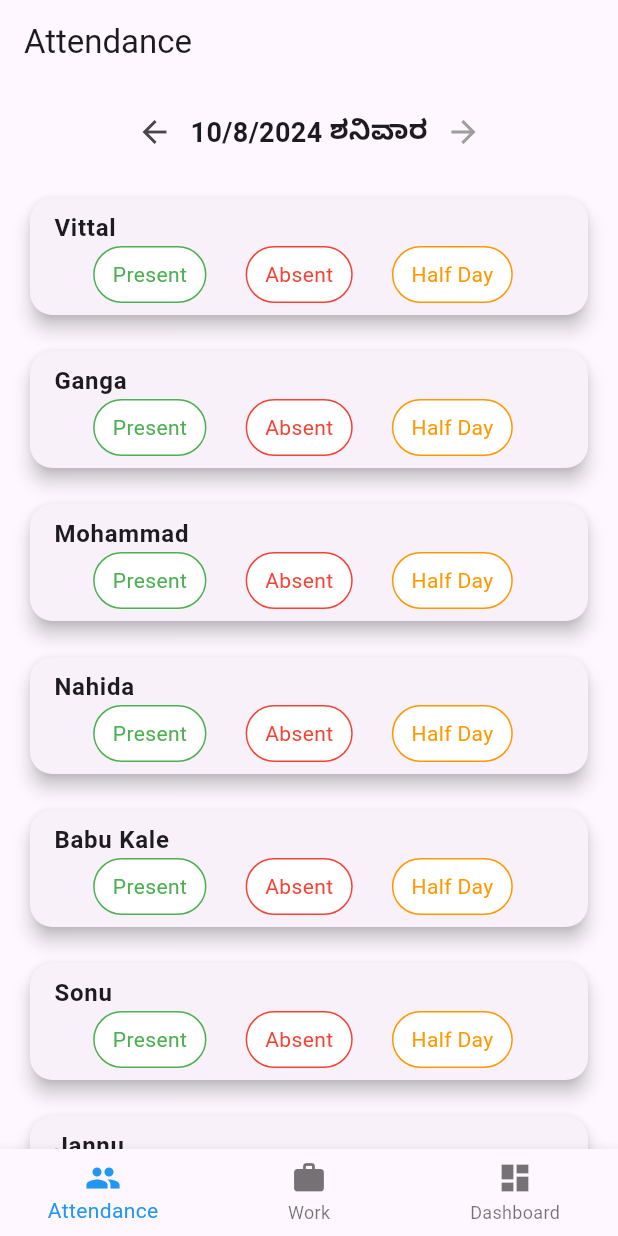
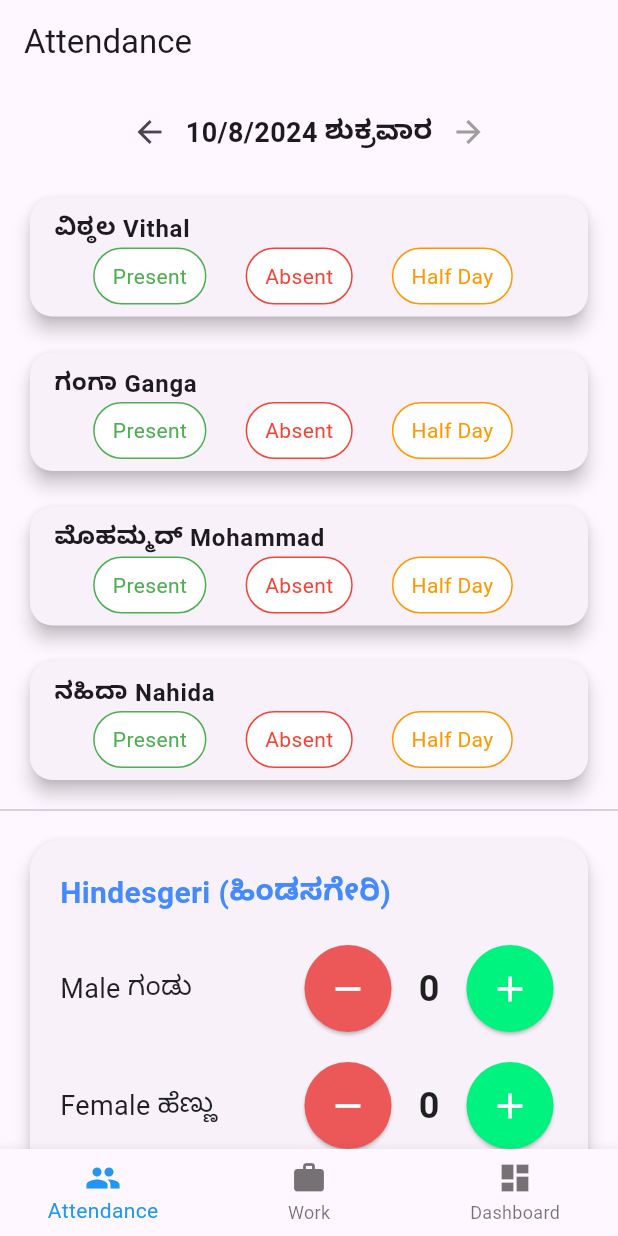
Before and after one commit to GirishIITM/lekkadapatti, a Flutter app: the screen it shows after launch, on a phone screen of 412 x 824 dp. Run offline on Flutter 3.47's test engine with Material 3 defaults, Android fonts, the phone set to English and light mode, and no system bars; our stand-ins replace shared_preferences; missing offline and left inert: gsheets.

```diff
--- /dev/null
+++ b/lib/components/attendance_group.dart
@@ -0,0 +1,95 @@
+import 'package:flutter/material.dart';
+
+class AttendanceGroup extends StatelessWidget {
+  final String name;
+  final Map<String, int> status;
+  final Function(String, int) onIncrement;
+  final Function(String, int) onDecrement;
+
+  const AttendanceGroup({
+    super.key,
+    required this.name,
+    required this.status,
+    required this.onIncrement,
+    required this.onDecrement,
+  });
+
+  @override
+  Widget build(BuildContext context) {
+    return Card(
+      elevation: 5,
+      shape: RoundedRectangleBorder(
+        borderRadius: BorderRadius.circular(20),
+      ),
+      child: Padding(
+        padding: const EdgeInsets.all(20.0),
+        child: Column(
+          crossAxisAlignment: CrossAxisAlignment.start,
+          children: [
+            Text(
+              name,
+              style: const TextStyle(
+                fontWeight: FontWeight.bold,
+                fontSize: 20,
+                color: Colors.blueAccent,
+              ),
+            ),
+            const SizedBox(height: 20),
+            _buildCounter('male', status['male'] ?? 0),
+            const SizedBox(height: 20),
+            _buildCounter('female', status['female'] ?? 0),
+          ],
+        ),
+      ),
+    );
+  }
+
+  Widget _buildCounter(String label, int count) {
+    final labelTexts = {
+      "male": "Male ಗಂಡು ",
+      "female": "Female ಹೆಣ್ಣು ",
+    };
+
+    return Row(
+      mainAxisAlignment: MainAxisAlignment.spaceBetween,
+      children: [
+        Text(
+          labelTexts[label]!,
+          style: const TextStyle(fontSize: 18, color: Colors.black87),
+        ),
+        Row(
+          children: [
+            ElevatedButton(
+              style: ElevatedButton.styleFrom(
+                shape: const CircleBorder(),
+                backgroundColor: const Color.fromARGB(255, 236, 88, 88),
+                padding: const EdgeInsets.all(15),
+              ),
+              onPressed: () => onDecrement(label.toLowerCase(), count),
+              child: const Icon(Icons.remove, size: 28, color: Colors.white),
+            ),
+            const SizedBox(width: 15),
+            Text(
+              count.toString(),
+              style: const TextStyle(
+                fontSize: 24,
+                fontWeight: FontWeight.bold,
+                color: Colors.black87,
+              ),
+            ),
+            const SizedBox(width: 15),
+            ElevatedButton(
+              style: ElevatedButton.styleFrom(
+                shape: const CircleBorder(),
+                backgroundColor: const Color.fromARGB(255, 0, 243, 126),
+                padding: const EdgeInsets.all(15),
+              ),
+              onPressed: () => onIncrement(label.toLowerCase(), count),
+              child: const Icon(Icons.add, size: 28, color: Colors.white),
+            ),
+          ],
+        ),
+      ],
+    );
+  }
+}
--- a/lib/pages/attendance.dart
+++ b/lib/pages/attendance.dart
@@ -1,6 +1,8 @@
 import 'package:flutter/material.dart';
+import 'package:lekkadapatti/components/attendance_group.dart';
 import 'package:lekkadapatti/components/attendance_options.dart';
 import 'package:lekkadapatti/utils/date_time.dart';
+import 'package:lekkadapatti/utils/gheet_sync.dart';
 import 'package:shared_preferences/shared_preferences.dart';
 import 'dart:convert';
 
@@ -23,58 +25,84 @@ final List<String> daysINKannada = [
 
 class _AttendanceScreenState extends State<AttendanceScreen> {
   final List<String> names = [
-    'Vittal',
-    'Ganga',
-    'Mohammad',
-    'Nahida',
-    'Babu Kale',
-    'Sonu',
-    'Jannu'
+    'ವಿಠ್ಠಲ Vithal',
+    'ಗಂಗಾ Ganga',
+    'ಮೊಹಮ್ಮದ್ Mohammad',
+    'ನಹಿದಾ Nahida',
   ];
 
+  final List<String> groups = ["Hindesgeri (ಹಿಂಡಸಗೇರಿ)"];
+
   Map<String, String> attendance = {};
-  Map<String, Map<String, String>> attendanceData = {};
+  Map<String, Map<String, String>> attendanceDataPerDate = {};
+  Map<String, Map<String, int>> groupDataPerDate = {};
 
   DateTime currentDate = DateTime.now();
+
+  Map<String, int> status = {
+    "male": 0,
+    "female": 0,
+  };
 
   @override
   void initState() {
     super.initState();
-    _loadAttendanceData();
+    _loadAttendanceDataPerDate();
+  }
+Future<void> _loadAttendanceDataPerDate() async {
+    final prefs = await SharedPreferences.getInstance();
+    final savedAttendanceDataPerDate = prefs.getString('attendanceDataPerDate');
+    final savedGroupDataPerDate = prefs.getString('groupDataPerDate');
+
+    if (savedAttendanceDataPerDate != null) {
+      setState(() {
+        attendanceDataPerDate = Map<String, Map<String, String>>.from(
+            jsonDecode(savedAttendanceDataPerDate).map((key, value) =>
+                MapEntry(key, Map<String, String>.from(value))));
+      });
     }
 
-  Future<void> _loadAttendanceData() async {
-    final prefs = await SharedPreferences.getInstance();
-    final savedAttendanceData = prefs.getString('attendanceData');
-    if (savedAttendanceData != null) {
+    if (savedGroupDataPerDate != null) {
       setState(() {
-        attendanceData = Map<String, Map<String, String>>.from(
-            jsonDecode(savedAttendanceData).map((key, value) =>
-                MapEntry(key, Map<String, String>.from(value))));
-        attendance = attendanceData[formattedDate(currentDate)] ?? {};
+        groupDataPerDate = Map<String, Map<String, int>>.from(
+            jsonDecode(savedGroupDataPerDate).map(
+                (key, value) => MapEntry(key, Map<String, int>.from(value))));
       });
     }
+
+    setState(() {
+      attendance = attendanceDataPerDate[formattedDate(currentDate)] ?? {};
+      status = groupDataPerDate[formattedDate(currentDate)] ??
+          {"male": 0, "female": 0};
+    });
   }
 
-  Future<void> _saveAttendanceData() async {
+  Future<void> _saveAttendanceAndGroupData() async {
     final prefs = await SharedPreferences.getInstance();
-    await prefs.setString('attendanceData', jsonEncode(attendanceData));
+    await prefs.setString(
+        'attendanceDataPerDate', jsonEncode(attendanceDataPerDate));
+    await prefs.setString('groupDataPerDate', jsonEncode(groupDataPerDate));
   }
 
   void _setAttendance(String name, String status) {
     setState(() {
       attendance[name] = status;
     });
-    _saveAttendanceData();
+    _saveAttendanceAndGroupData();
+    insertData(currentDate,
+        {'Name': status, 'Date': dateToGsheets(currentDate), 'Status': status});
   }
 
   void _goToPreviousDay() {
     setState(() {
-      attendanceData[formattedDate(currentDate)] = attendance;
+      attendanceDataPerDate[formattedDate(currentDate)] = attendance;
+      groupDataPerDate[formattedDate(currentDate)] = status;
       currentDate = currentDate.subtract(const Duration(days: 1));
-      attendance = attendanceData[formattedDate(currentDate)] ?? {};
+      attendance = attendanceDataPerDate[formattedDate(currentDate)] ?? {};
+      status = groupDataPerDate[formattedDate(currentDate)] ??
+          {"male": 0, "female": 0};
     });
-    _saveAttendanceData();
+    _saveAttendanceAndGroupData();
   }
 
   void _goToNextDay() {
@@ -83,11 +111,14 @@ class _AttendanceScreenState extends State<AttendanceScreen> {
         currentDate.day == DateTime.now().day) return;
 
     setState(() {
-      attendanceData[formattedDate(currentDate)] = attendance;
+      attendanceDataPerDate[formattedDate(currentDate)] = attendance;
+      groupDataPerDate[formattedDate(currentDate)] = status;
       currentDate = currentDate.add(const Duration(days: 1));
-      attendance = attendanceData[formattedDate(currentDate)] ?? {};
+      attendance = attendanceDataPerDate[formattedDate(currentDate)] ?? {};
+      status = groupDataPerDate[formattedDate(currentDate)] ??
+          {"male": 0, "female": 0};
     });
-    _saveAttendanceData();
+    _saveAttendanceAndGroupData();
   }
 
   Future<void> _selectDate(BuildContext context) async {
@@ -99,11 +130,11 @@ class _AttendanceScreenState extends State<AttendanceScreen> {
     );
     if (picked != null && picked != currentDate) {
       setState(() {
-        attendanceData[formattedDate(currentDate)] = attendance;
+        attendanceDataPerDate[formattedDate(currentDate)] = attendance;
         currentDate = picked;
-        attendance = attendanceData[formattedDate(currentDate)] ?? {};
+        attendance = attendanceDataPerDate[formattedDate(currentDate)] ?? {};
       });
-      _saveAttendanceData();
+      _saveAttendanceAndGroupData();
     }
   }
 
@@ -117,7 +148,11 @@ class _AttendanceScreenState extends State<AttendanceScreen> {
         children: [
           _buildDateNavigation(),
           Expanded(
-            child: ListView.builder(
+            child: ListView(
+              children: [
+                ListView.builder(
+                  shrinkWrap: true,
+                  physics: const NeverScrollableScrollPhysics(),
                   itemCount: names.length,
                   itemBuilder: (context, index) {
                     String name = names[index];
@@ -144,6 +179,37 @@ class _AttendanceScreenState extends State<AttendanceScreen> {
                     );
                   },
                 ),
+                const Divider(), // Optional: To separate names and groups visually
+                ListView.builder(
+                  shrinkWrap: true,
+                  physics: const NeverScrollableScrollPhysics(),
+                  itemCount: groups.length,
+                  itemBuilder: (context, index) {
+                    String group = groups[index];
+                    return Padding(
+                      padding: const EdgeInsets.symmetric(
+                          vertical: 8.0, horizontal: 16.0),
+                      child: AttendanceGroup(
+                        name: group,
+                        status: status,
+                        onIncrement: (type, count) {
+                          setState(() {
+                            status[type] = count + 1;
+                          });
+                        },
+                        onDecrement: (type, count) {
+                          setState(() {
+                            if (count > 0) {
+                              status[type] = count - 1;
+                            }
+                          });
+                        },
+                      ),
+                    );
+                  },
+                ),
+              ],
+            ),
           ),
         ],
       ),
@@ -163,7 +229,7 @@ class _AttendanceScreenState extends State<AttendanceScreen> {
           GestureDetector(
             onTap: () => _selectDate(context),
             child: Text(
-              '${formattedDate(currentDate)} ${daysINKannada[currentDate.weekday]}',
+              '${formattedDate(currentDate)} ${daysINKannada[currentDate.weekday - 1]}',
               style: const TextStyle(fontSize: 18, fontWeight: FontWeight.bold),
             ),
           ),
```
Also changed, not shown: lib/utils/gheet_sync.dart (+7 -8 lines). Lines whose indentation alone changed are shown as unchanged.
